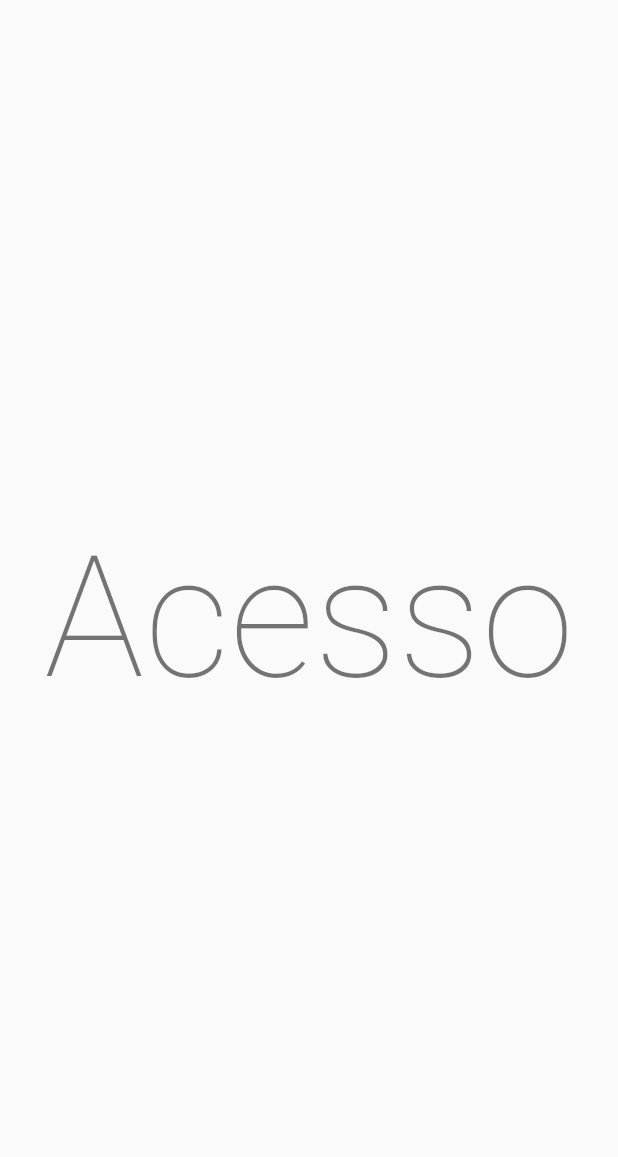
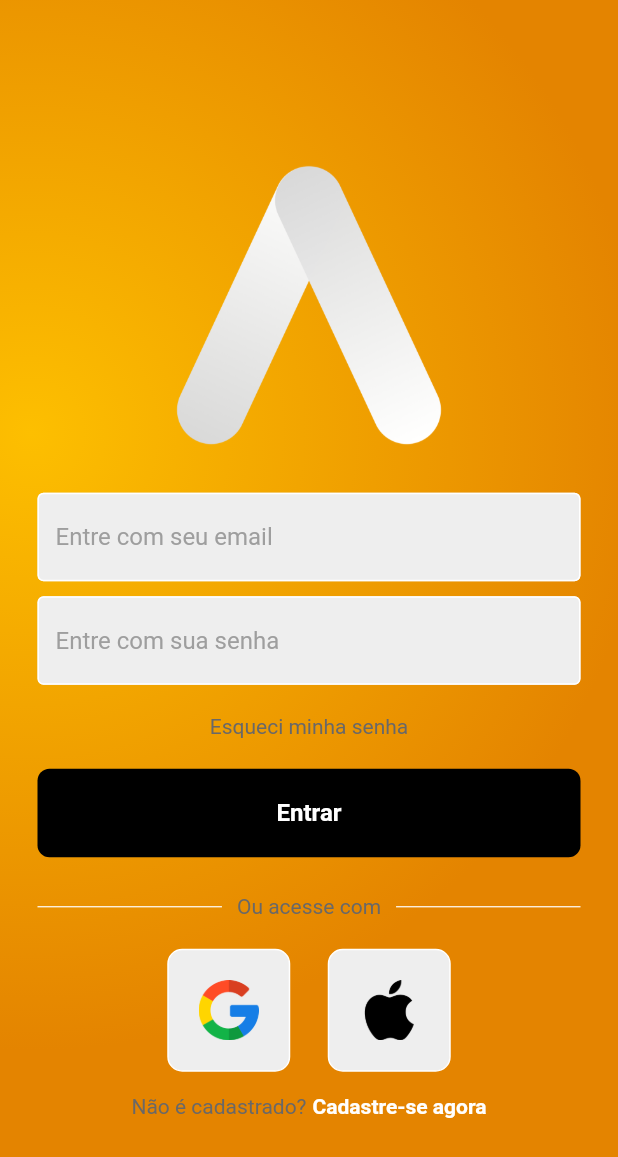
Before and after one commit to emersonbarina/login_ui, a Flutter app: the screen it shows after launch, on a phone screen of 412 x 824 dp. Shown: the top 1157 px of the screen. Run offline on Flutter 3.47's test engine with Material 2 defaults, Android fonts, the phone set to English and light mode, and no system bars; our stand-ins replace google_fonts, shared_preferences; generated files the repository leaves out were written again.

Commit message:
Login UI - Theme Colors

```diff
--- /dev/null
+++ b/lib/components/my_button.dart
@@ -0,0 +1,36 @@
+import 'package:flutter/material.dart';
+import 'package:provider/provider.dart';
+import '../functions/theme/app_theme.dart';
+
+class MyButton extends StatelessWidget {
+  final Function()? onTap;
+  final String txtButton;
+
+  const MyButton({super.key, this.onTap, required this.txtButton});
+
+  @override
+  Widget build(BuildContext context) {
+    ThemeProvider themeProvider = Provider.of<ThemeProvider>(context);
+    return GestureDetector(
+      onTap: onTap,
+      child: Container(
+        padding: const EdgeInsets.all(20),
+        margin: const EdgeInsets.symmetric(horizontal: 25),
+        decoration: BoxDecoration(
+          color: themeProvider.themeMode().myButtonColor!,
+          borderRadius: BorderRadius.circular(8),
+        ),
+        child: Center(
+          child: Text(
+            txtButton,
+            style: TextStyle(
+              color: themeProvider.themeMode().myButtonTextColor!,
+              fontWeight: FontWeight.bold,
+              fontSize: 16,
+            ),
+          ),
+        ),
+      ),
+    );
+  }
+}
--- /dev/null
+++ b/lib/components/my_text_center.dart
@@ -0,0 +1,64 @@
+import 'package:flutter/material.dart';
+import 'package:provider/provider.dart';
+import '../constant/constant_color.dart';
+import '../functions/theme/app_theme.dart';
+
+class MyTextCenter extends StatelessWidget {
+  final Function()? onTap;
+  final String txtShow;
+  final bool? dividerShow;
+  const MyTextCenter(
+      {Key? key, this.onTap, required this.txtShow, this.dividerShow = false})
+      : super(key: key);
+
+  @override
+  Widget build(BuildContext context) {
+    ThemeProvider themeProvider = Provider.of<ThemeProvider>(context);
+
+    if (!dividerShow!) {
+      return Padding(
+        padding: const EdgeInsets.symmetric(horizontal: 25.0),
+        child: Row(
+          mainAxisAlignment: MainAxisAlignment.center,
+          children: [
+            GestureDetector(
+              onTap: onTap,
+              child: Text(
+                txtShow,
+                style: TextStyle(color: themeProvider.themeMode().textColor!),
+              ),
+            )
+          ],
+        ),
+      );
+    } else {
+      return Padding(
+        padding: const EdgeInsets.symmetric(horizontal: 25.0),
+        child: Row(
+          children: [
+            Expanded(
+              child: Divider(
+                thickness: 0.8,
+                color: AppColors.thickness,
+                //color: Colors.grey[400],
+              ),
+            ),
+            Padding(
+              padding: const EdgeInsets.symmetric(horizontal: 10.0),
+              child: Text(
+                txtShow,
+                style: TextStyle(color: themeProvider.themeMode().textColor!),
+              ),
+            ),
+            Expanded(
+              child: Divider(
+                thickness: 0.8,
+                color: AppColors.thickness,
+              ),
+            ),
+          ],
+        ),
+      );
+    }
+  }
+}
--- /dev/null
+++ b/lib/components/my_textfield.dart
@@ -0,0 +1,36 @@
+import 'package:flutter/material.dart';
+import 'package:provider/provider.dart';
+import 'package:login_ui/functions/theme/app_theme.dart';
+
+class MyTextField extends StatelessWidget {
+  final controller;
+  final String hintText;
+  final bool obscureText;
+
+  const MyTextField({
+    super.key, this.controller, required this.hintText, required this.obscureText});
+
+  @override
+  Widget build(BuildContext context) {
+    ThemeProvider themeProvider = Provider.of<ThemeProvider>(context);
+    return Padding(
+        padding: const EdgeInsets.symmetric(horizontal: 25.0),
+      child: TextField(
+        controller: controller,
+        obscureText: obscureText,
+        decoration: InputDecoration(
+          enabledBorder: OutlineInputBorder(
+            borderSide: BorderSide(color: themeProvider.themeMode().borderSideColor!),
+          ),
+          focusedBorder: OutlineInputBorder(
+            borderSide: BorderSide(color: themeProvider.themeMode().borderFocusColor!),
+          ),
+          fillColor: themeProvider.themeMode().fillColor!,
+          filled: true,
+          hintText: hintText,
+          hintStyle: TextStyle(color: themeProvider.themeMode().textHintColor!),
+        ),
+      ),
+    );
+  }
+}
--- /dev/null
+++ b/lib/components/square_tile.dart
@@ -0,0 +1,28 @@
+import 'package:flutter/material.dart';
+import 'package:login_ui/functions/theme/app_theme.dart';
+import 'package:provider/provider.dart';
+
+class SquareTile extends StatelessWidget {
+  final String imagePath;
+  const SquareTile({
+    super.key,
+    required this.imagePath,
+  });
+
+  @override
+  Widget build(BuildContext context) {
+    ThemeProvider themeProvider = Provider.of<ThemeProvider>(context);
+    return Container(
+      padding: EdgeInsets.all(20),
+      decoration: BoxDecoration(
+        border: Border.all(color: themeProvider.themeMode().borderSideColor!),
+        borderRadius: BorderRadius.circular(10),
+        color: themeProvider.themeMode().fillColor!,
+      ),
+      child: Image.asset(
+        imagePath,
+        height: 40,
+      ),
+    );
+  }
+}
--- a/lib/constant/constant_color.dart
+++ b/lib/constant/constant_color.dart
@@ -15,6 +15,26 @@ class AppColors {
   static const Color red = Color(0xFFD32F2F);
   static const Color green = Color(0xFF388E3C);
   static const Color navColor = Color(0xFF26242e);
+
+  static const Color thickness = Colors.white;
+  static const Color thicknessDark = Colors.black12;
+  static const Color borderFocus = Color(0xFFBDBDBD);
+  static const Color borderFocusDark = Color(0xFFBDBDBD);
+  static const Color borderSide = Color(0xFFFFFFFF);
+  static const Color borderSideDark = Color(0xFFFFFFFF);
+  static const Color fill = Color(0xFFEEEEEE);
+  static const Color fillDark = Color(0xFFEEEEEE);
+  static const Color hint = Color(0xFF9E9E9E);
+  static const Color hintDark = Color(0xFF9E9E9E);
+  static const Color button = Color(0xFF000000);
+  static const Color buttonDark = Color(0xFFFFFFFF);
+  static const Color textButton = Color(0xFFFFFFFF);
+  static const Color textButtonDark = Color(0xFF000000);
+  static const Color text = Color(0xFF696868);
+  static const Color textDark = Color(0xFFE8E8E8);
+  static const Color textHighlight = Color(0xFFFFFFFF);
+  static const Color textHighlightDark = Color(0xFF006EFD);
+
 }
 
 class SPref {
--- a/lib/functions/theme/app_theme.dart
+++ b/lib/functions/theme/app_theme.dart
@@ -88,6 +88,15 @@ class ThemeProvider with ChangeNotifier {
       switchBgColor: isLightTheme
           ? AppColors.black.withOpacity(.1)
           : AppColors.grey.withOpacity(.3),
+      backgroundColor: isLightTheme ? AppColors.white : AppColors.black,
+      textColor: isLightTheme ? AppColors.text : AppColors.textDark,
+      textHighLightColor: isLightTheme ? AppColors.textHighlight : AppColors.textHighlightDark,
+      textHintColor: isLightTheme ? AppColors.hint : AppColors.hintDark,
+      fillColor: isLightTheme ? AppColors.fill : AppColors.fillDark,
+      borderFocusColor: isLightTheme ? AppColors.borderFocus : AppColors.borderFocusDark,
+      borderSideColor: isLightTheme ? AppColors.borderSide : AppColors.borderSideDark,
+      myButtonColor: isLightTheme ? AppColors.button : AppColors.buttonDark,
+      myButtonTextColor: isLightTheme ? AppColors.textButton : AppColors.textButtonDark,
     );
   }
 }
@@ -97,10 +106,30 @@ class ThemeMode {
   Color? switchColor;
   Color? thumbColor;
   Color? switchBgColor;
+  Color? backgroundColor;
+  Color? textColor;
+  Color? textHintColor;
+  Color? textHighLightColor;
+  Color? borderSideColor;
+  Color? borderFocusColor;
+  Color? fillColor;
+  Color? thicknessColor;
+  Color? myButtonColor;
+  Color? myButtonTextColor;
 
-  ThemeMode(
-      {this.gradientColors,
-        this.switchColor,
-        this.thumbColor,
-        this.switchBgColor});
+  ThemeMode({
+      this.gradientColors,
+      this.switchColor,
+      this.thumbColor,
+      this.switchBgColor,
+      this.backgroundColor,
+      this.textColor,
+      this.textHintColor,
+      this.textHighLightColor,
+      this.borderSideColor,
+      this.borderFocusColor,
+      this.fillColor,
+      this.thicknessColor,
+      this.myButtonColor,
+      this.myButtonTextColor});
 }
--- a/lib/l10n/app_en.arb
+++ b/lib/l10n/app_en.arb
@@ -12,5 +12,10 @@
     "submitCancel": "Cancel",
     "submitOk": "Ok",
     "settings": "Settings",
-    "changeLanguage": "Change Language"
+    "changeLanguage": "Change Language",
+    "forgot": "Forgot Password?",
+    "signIn": "Sign In",
+    "signOr": "Or continue with",
+    "notMember": "Not a member?",
+    "registerNow": "Register Now"
 }
--- a/lib/l10n/app_es.arb
+++ b/lib/l10n/app_es.arb
@@ -12,5 +12,10 @@
     "submitCancel": "Cancel",
     "submitOk": "Ok",
     "settings": "Settings",
-    "changeLanguage": "Change Language"
+    "changeLanguage": "Change Language",
+    "forgot": "Forgot Password?",
+    "signIn": "Sign In",
+    "signOr": "Or continue with",
+    "notMember": "Not a member?",
+    "registerNow": "Register Now"
 }
--- a/lib/l10n/app_pt.arb
+++ b/lib/l10n/app_pt.arb
@@ -12,5 +12,10 @@
     "submitCancel": "Cancelar",
     "submitOk": "Ok",
     "settings": "Configurações",
-    "changeLanguage": "Mudar o idioma"
+    "changeLanguage": "Mudar o idioma",
+    "forgot": "Esqueci minha senha",
+    "signIn": "Entrar",
+    "signOr": "Ou acesse com",
+    "notMember": "Não é cadastrado?",
+    "registerNow": "Cadastre-se agora"
 }
--- /dev/null
+++ b/lib/login_page.dart
@@ -0,0 +1,142 @@
+import 'package:flutter/material.dart';
+import 'package:login_ui/components/my_text_center.dart';
+import 'package:login_ui/functions/theme/app_theme.dart';
+import 'package:provider/provider.dart';
+import 'package:flutter_gen/gen_l10n/app_localizations.dart';
+import 'package:login_ui/components/my_textfield.dart';
+import 'package:login_ui/components/my_button.dart';
+import 'package:login_ui/components/square_tile.dart';
+
+class LoginPage extends StatefulWidget {
+  const LoginPage({Key? key}) : super(key: key);
+
+  @override
+  State<LoginPage> createState() => _LoginPageState();
+}
+
+class _LoginPageState extends State<LoginPage> {
+  final _usernameController = TextEditingController();
+  final _passwordController = TextEditingController();
+
+  @override
+  void didChangeDependencies() {
+    ThemeProvider themeProvider = Provider.of<ThemeProvider>(context);
+    super.didChangeDependencies();
+  }
+
+  void signUserIn() {}
+
+  @override
+  Widget build(BuildContext context) {
+    ThemeProvider themeProvider = Provider.of<ThemeProvider>(context);
+
+    return Scaffold(
+      body: Container(
+        decoration: BoxDecoration(
+            gradient: RadialGradient(
+          center: const Alignment(-0.9, -0.3),
+          radius: 1,
+          colors: themeProvider.themeMode().gradientColors!,
+        )),
+        child: Center(
+          child: SingleChildScrollView(
+            child: Column(
+              mainAxisAlignment: MainAxisAlignment.center,
+//              mainAxisAlignment: MainAxisAlignment.spaceEvenly,
+              crossAxisAlignment: CrossAxisAlignment.stretch,
+
+              children: [
+                const SizedBox(height: 25),
+
+                Image.asset(
+                  'assets/app/icon-mono-transparent.png',
+                  height: 200,
+                  width: 200,
+                ),
+
+                //const SizedBox(height: 50),
+
+                /*const Icon(
+                Icons.lock,
+                size: 100,
+              ),*/
+
+                const SizedBox(height: 25),
+
+                MyTextField(
+                  controller: _usernameController,
+                  hintText: AppLocalizations.of(context)!.emailHint,
+                  obscureText: false,
+                  //tProvider: themeProvider,
+                ),
+
+                const SizedBox(height: 10),
+
+                MyTextField(
+                  controller: _passwordController,
+                  hintText: AppLocalizations.of(context)!.passwordHint,
+                  obscureText: true,
+                  //tProvider: themeProvider,
+                ),
+
+                const SizedBox(height: 20),
+
+                MyTextCenter(txtShow: AppLocalizations.of(context)!.forgot),
+
+                const SizedBox(height: 20),
+
+                // sign in button
+                MyButton(
+                  onTap: signUserIn,
+                  txtButton: AppLocalizations.of(context)!.signIn,
+                ),
+
+                const SizedBox(height: 25),
+
+                // or continue with
+                MyTextCenter(txtShow: AppLocalizations.of(context)!.signOr, dividerShow: true,),
+
+
+                const SizedBox(height: 20),
+
+                // google + apple sign in buttons
+                Row(
+                  mainAxisAlignment: MainAxisAlignment.center,
+                  children: const [
+                    // google button
+                    SquareTile(imagePath: 'assets/images/google.png'),
+
+                    SizedBox(width: 25),
+
+                    // apple button
+                    SquareTile(imagePath: 'assets/images/apple.png')
+                  ],
+                ),
+
+                const SizedBox(height: 15),
+
+                Row(
+                  mainAxisAlignment: MainAxisAlignment.center,
+                  children: [
+                    Text(
+                      AppLocalizations.of(context)!.notMember,
+                      style: TextStyle(color: themeProvider.themeMode().textColor!),
+                    ),
+                    const SizedBox(width: 4),
+                    Text(
+                      AppLocalizations.of(context)!.registerNow,
+                      style: TextStyle(
+                        color: themeProvider.themeMode().textHighLightColor!,
+                        fontWeight: FontWeight.bold,
+                      ),
+                    ),
+                  ],
+                )
+              ],
+            ),
+          ),
+        ),
+      ),
+    );
+  }
+}
--- a/lib/main.dart
+++ b/lib/main.dart
@@ -3,9 +3,8 @@
 import 'package:login_ui/functions/theme/app_theme.dart';
 import 'package:provider/provider.dart';
 import 'package:shared_preferences/shared_preferences.dart';
-//import 'package:flutter_localizations/flutter_localizations.dart';
 import 'package:flutter_gen/gen_l10n/app_localizations.dart';
-import 'homepage.dart';
+import 'login_page.dart';
 
 void main() async {
   WidgetsFlutterBinding.ensureInitialized();
@@ -65,7 +64,7 @@
       locale: Locale('pt', ''),
 
       theme: ThemeData(),
-      home: const HomePage(),
+      home: const LoginPage(),
       debugShowCheckedModeBanner: false,
     );
   }
```
Also changed, not shown: pubspec.yaml (+5 -3 lines), assets/app/icon-mono-transparent.png (added), assets/app/icon_mono.png (added), assets/images/apple.png (added), assets/images/google.png (added).
